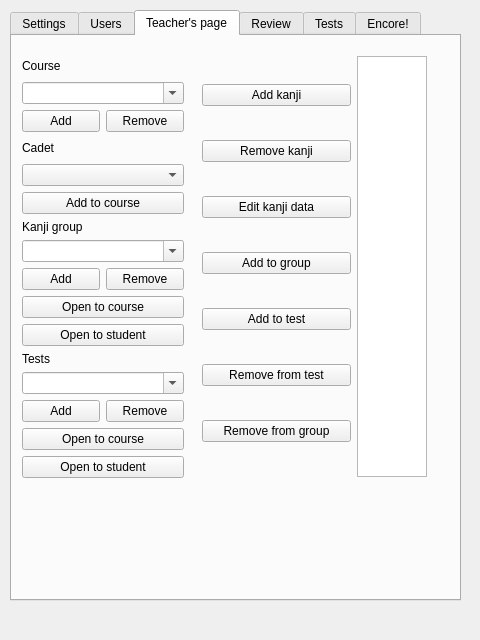
Old version of the form src/kanjitoolswindow.ui in the repository mihaly4/KanjiTools.
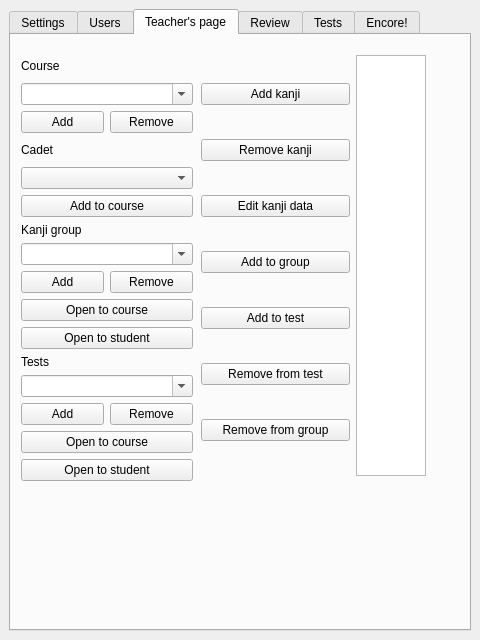
New version of the form. The open tabs and pages were chosen to show the change.

Patch:
```diff
--- a/src/kanjitoolswindow.ui
+++ b/src/kanjitoolswindow.ui
@@ -14,15 +14,9 @@
    <string>Knanji tools</string>
   </property>
   <widget class="QWidget" name="centralwidget">
+   <layout class="QGridLayout" name="gridLayout_2">
+    <item row="0" column="0">
    <widget class="QTabWidget" name="tabWidget">
-    <property name="geometry">
-     <rect>
-      <x>10</x>
-      <y>10</y>
-      <width>451</width>
-      <height>591</height>
-     </rect>
-    </property>
     <property name="currentIndex">
      <number>4</number>
     </property>
@@ -179,8 +173,8 @@
        <rect>
         <x>10</x>
         <y>20</y>
-        <width>162</width>
-        <height>422</height>
+          <width>172</width>
+          <height>426</height>
        </rect>
       </property>
       <layout class="QVBoxLayout" name="verticalLayout_10">
@@ -1120,6 +1114,8 @@
      </widget>
     </widget>
    </widget>
+    </item>
+   </layout>
   </widget>
   <widget class="QMenuBar" name="menubar">
    <property name="geometry">
```
Left out of the diff: 8 changed lines with no effect on the pictures. Lines whose indentation alone changed are shown as unchanged.
